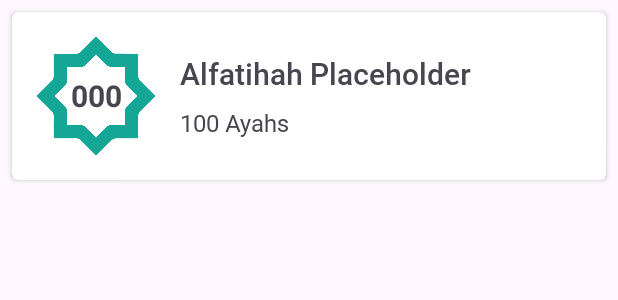
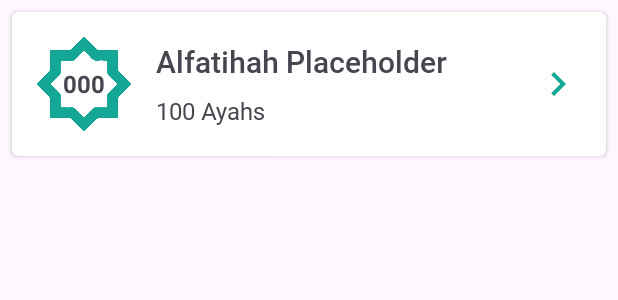
Before and after one commit to e-haikal/TahsinMQI_Android_App, an Android app: the layout item_surah_list.xml on its own in the app's theme, with its tools: preview values and no code run, on a phone screen of 412 x 824 dp. Shown: the top 300 px of the screen. Run offline under Robolectric (Android 15) with nearby library versions, the phone set to English and light mode, and no system bars.

Commit message:
fix(quran-list): adding right arrow on the list

```diff
--- /dev/null
+++ b/app/src/main/res/drawable/ic_right_arrow.xml
@@ -0,0 +1,5 @@
+<vector xmlns:android="http://schemas.android.com/apk/res/android" android:height="24dp" android:tint="#13A795" android:viewportHeight="24" android:viewportWidth="24" android:width="24dp">
+
+    <path android:fillColor="@android:color/white" android:pathData="M10,6L8.59,7.41 13.17,12l-4.58,4.59L10,18l6,-6z"/>
+
+</vector>
--- a/app/src/main/res/layout/fragment_surah_list.xml
+++ b/app/src/main/res/layout/fragment_surah_list.xml
@@ -27,7 +27,7 @@
         android:id="@+id/rv_detail_surah"
         android:layout_width="match_parent"
         android:layout_height="wrap_content"
-        android:layout_marginHorizontal="@dimen/margin_medium"
+        android:layout_marginHorizontal="@dimen/margin_small"
         app:layout_constraintVertical_bias="0"
         android:clipToPadding="false"
         android:paddingBottom="160dp"
--- a/app/src/main/res/layout/item_surah_list.xml
+++ b/app/src/main/res/layout/item_surah_list.xml
@@ -14,25 +14,27 @@
         android:layout_width="match_parent"
         android:layout_height="wrap_content"
         android:orientation="horizontal"
-        android:padding="@dimen/padding_medium">
+        android:padding="@dimen/padding_medium"
+        android:gravity="center_vertical">
 
         <TextView
             android:id="@+id/tv_surah_number"
-            android:layout_width="80dp"
-            android:layout_height="80dp"
-            android:gravity="center_vertical"
-            android:textAlignment="center"
+            android:layout_width="64dp"
+            android:layout_height="64dp"
+            android:gravity="center"
             android:text="@string/placeholder_surah_number"
-            android:textSize="@dimen/text_size_heading_medium"
+            android:textSize="@dimen/text_size_body"
             android:background="@drawable/img_number_bg"
-            android:textStyle="bold" />
+            android:textStyle="bold"
+            android:textAlignment="center" />
 
         <LinearLayout
-            android:layout_width="match_parent"
+            android:layout_width="0dp"
             android:layout_height="wrap_content"
             android:orientation="vertical"
+            android:layout_weight="1"
             android:layout_marginStart="@dimen/margin_medium"
-            android:layout_gravity="center_vertical">
+            android:gravity="center_vertical">
 
             <TextView
                 android:id="@+id/tv_surah_name"
@@ -40,16 +42,26 @@
                 android:layout_height="wrap_content"
                 android:text="@string/placeholder_surah_name"
                 android:fontFamily="@font/roboto_medium"
-                android:textSize="@dimen/text_size_heading_medium" />
+                android:textSize="@dimen/text_size_heading_medium"
+                android:ellipsize="end"
+                android:maxLines="1"
+                android:layout_marginBottom="@dimen/margin_small" />
 
             <TextView
                 android:id="@+id/tv_surah_total_verse"
                 android:layout_width="wrap_content"
                 android:layout_height="wrap_content"
-                android:layout_marginTop="@dimen/margin_small"
                 android:text="@string/placeholder_surah_total_verse"
                 android:fontFamily="@font/roboto_regular"
-                android:textSize="@dimen/text_size_body" />
+                android:textSize="@dimen/text_size_body"
+                android:ellipsize="end"
+                android:maxLines="1" />
         </LinearLayout>
+
+        <ImageView
+            android:layout_width="32dp"
+            android:layout_height="32dp"
+            android:src="@drawable/ic_right_arrow"
+            android:layout_gravity="center" />
     </LinearLayout>
 </androidx.cardview.widget.CardView>
```
